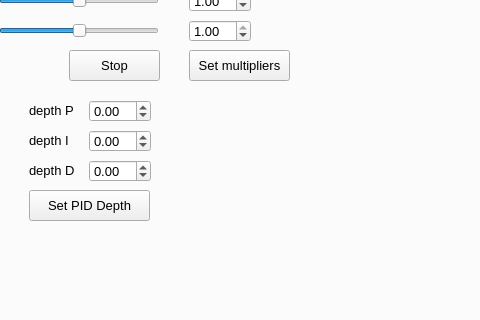
Before: the Qt Designer form mainwindow.ui in robocenter-rov/remote-control, drawn with Qt 5; both pictures show x 234 to 714 and y 198 to 518 of the 960 by 646 pixel window.
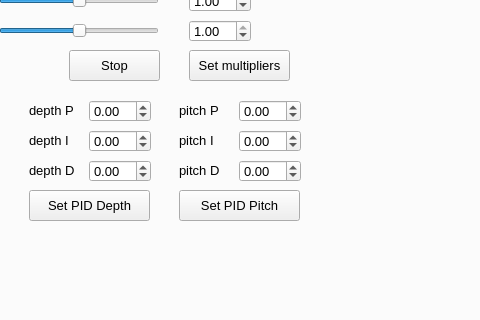
After: the same form once the commit is applied.

Commit message: Set PID Pitch

Diff of the .ui file:
```diff
--- a/mainwindow.ui
+++ b/mainwindow.ui
@@ -1422,6 +1422,106 @@
          <string>Set multipliers</string>
         </property>
        </widget>
+       <widget class="QDoubleSpinBox" name="pitchDSpinBox">
+        <property name="geometry">
+         <rect>
+          <x>460</x>
+          <y>300</y>
+          <width>62</width>
+          <height>22</height>
+         </rect>
+        </property>
+        <property name="minimum">
+         <double>-100.000000000000000</double>
+        </property>
+        <property name="maximum">
+         <double>100.000000000000000</double>
+        </property>
+       </widget>
+       <widget class="QLabel" name="pitchILabel">
+        <property name="geometry">
+         <rect>
+          <x>400</x>
+          <y>270</y>
+          <width>51</width>
+          <height>21</height>
+         </rect>
+        </property>
+        <property name="text">
+         <string>pitch I</string>
+        </property>
+       </widget>
+       <widget class="QDoubleSpinBox" name="pitchISpinBox">
+        <property name="geometry">
+         <rect>
+          <x>460</x>
+          <y>270</y>
+          <width>62</width>
+          <height>22</height>
+         </rect>
+        </property>
+        <property name="minimum">
+         <double>-100.000000000000000</double>
+        </property>
+        <property name="maximum">
+         <double>100.000000000000000</double>
+        </property>
+       </widget>
+       <widget class="QPushButton" name="pitchPIDButtton">
+        <property name="geometry">
+         <rect>
+          <x>400</x>
+          <y>330</y>
+          <width>121</width>
+          <height>31</height>
+         </rect>
+        </property>
+        <property name="text">
+         <string>Set PID Pitch</string>
+        </property>
+       </widget>
+       <widget class="QDoubleSpinBox" name="pitchPSpinBox">
+        <property name="geometry">
+         <rect>
+          <x>460</x>
+          <y>240</y>
+          <width>62</width>
+          <height>22</height>
+         </rect>
+        </property>
+        <property name="minimum">
+         <double>-100.000000000000000</double>
+        </property>
+        <property name="maximum">
+         <double>100.000000000000000</double>
+        </property>
+       </widget>
+       <widget class="QLabel" name="pitchDLabel">
+        <property name="geometry">
+         <rect>
+          <x>400</x>
+          <y>300</y>
+          <width>51</width>
+          <height>21</height>
+         </rect>
+        </property>
+        <property name="text">
+         <string>pitch D</string>
+        </property>
+       </widget>
+       <widget class="QLabel" name="pitchPLabel">
+        <property name="geometry">
+         <rect>
+          <x>400</x>
+          <y>240</y>
+          <width>51</width>
+          <height>21</height>
+         </rect>
+        </property>
+        <property name="text">
+         <string>pitch P</string>
+        </property>
+       </widget>
       </widget>
      </widget>
     </item>
```
The commit also changes 2 other files.
